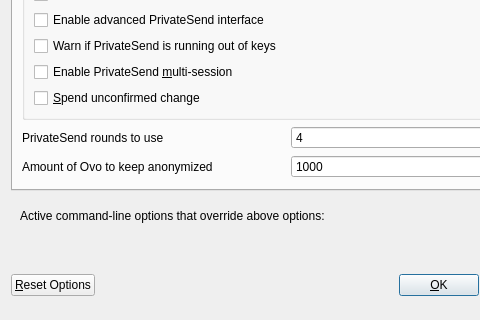
minblock/compute, file src/qt/forms/optionsdialog.ui: the form before one commit; both pictures show x 0 to 480 and y 117 to 437 of the 576 by 437 pixel window.
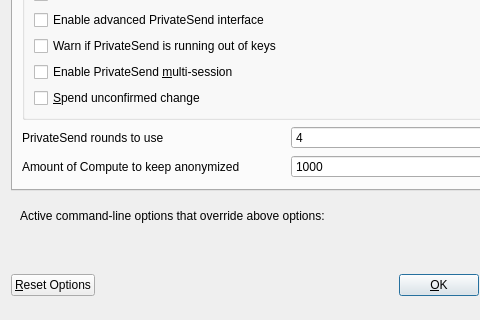
The form after the commit. The open tabs and pages were chosen to show the change. Custom widgets are drawn as their Qt base class.

```diff
--- a/src/qt/forms/optionsdialog.ui
+++ b/src/qt/forms/optionsdialog.ui
@@ -253,7 +253,7 @@
             <string notr="true"/>
            </property>
            <property name="text">
-            <string>Amount of Ovo to keep anonymized</string>
+            <string>Amount of Compute to keep anonymized</string>
            </property>
           </widget>
          </item>
```
Left out of the diff: 8 changed lines with no effect on the pictures.
